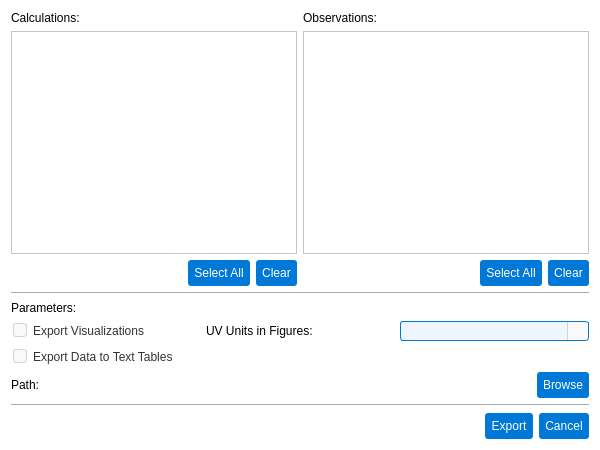
The window that pastrocore/gui_pyside/dialog_export_calculated_data.ui (Torward1024/pAstroCORE) describes before a commit, drawn with Qt 5.
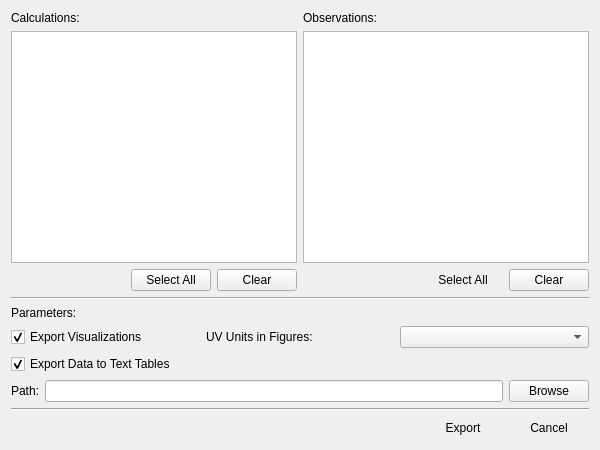
The same window after the commit. Icons and pictures are not drawn.

What changed in the file:
```diff
--- a/pastrocore/gui_pyside/dialog_export_calculated_data.ui
+++ b/pastrocore/gui_pyside/dialog_export_calculated_data.ui
@@ -38,9 +38,6 @@
    <iconset resource="../gui/icons/icons.qrc">
     <normaloff>:/icons/export_icon.svg</normaloff>:/icons/export_icon.svg</iconset>
   </property>
-  <property name="styleSheet">
-   <string notr="true">background-color: #ffffff; font-family: Arial;</string>
-  </property>
   <property name="modal">
    <bool>true</bool>
   </property>
@@ -69,23 +66,6 @@
      </item>
      <item>
       <widget class="QPushButton" name="exportButton">
-       <property name="styleSheet">
-        <string notr="true">QPushButton {
-    background-color: #0078d7;
-    color: #ffffff;
-    padding: 6px;
-    border-radius: 3px;
-    border: none;
-}
-QPushButton:hover {
-    background-color: #1a8cff;
-}
-QPushButton:pressed {
-    background-color: #005bb5;
-    padding-top: 7px;
-    padding-bottom: 5px;
-}</string>
-       </property>
        <property name="text">
         <string>Export</string>
        </property>
@@ -99,23 +79,6 @@
      </item>
      <item>
       <widget class="QPushButton" name="cancelButton">
-       <property name="styleSheet">
-        <string notr="true">QPushButton {
-    background-color: #0078d7;
-    color: #ffffff;
-    padding: 6px;
-    border-radius: 3px;
-    border: none;
-}
-QPushButton:hover {
-    background-color: #1a8cff;
-}
-QPushButton:pressed {
-    background-color: #005bb5;
-    padding-top: 7px;
-    padding-bottom: 5px;
-}</string>
-       </property>
        <property name="text">
         <string>Cancel</string>
        </property>
@@ -140,51 +103,10 @@
      </item>
      <item>
       <widget class="QLineEdit" name="lineEdit">
-       <property name="styleSheet">
-        <string notr="true">QLineEdit {
-    font-family: Arial;
-    font-size: 9pt;
-    color: #333333;
-    padding: 1px;
-    border-radius: 3px;
-}
-QLineEdit[readOnly=&quot;true&quot;] {
-    border: 1px solid #d3d3d3;
-    background-color: #f9f9f9;
-}
-QLineEdit[readOnly=&quot;false&quot;] {
-    border: 1px solid #0078d7;
-    background-color: #f0f6ff;
-}
-QLineEdit[readOnly=&quot;false&quot;]:hover {
-    border: 1px solid #1a8cff;
-}
-QLineEdit[readOnly=&quot;false&quot;]:focus {
-    border: 1px solid #005bb5;
-    background-color: #ffffff;
-}</string>
-       </property>
-      </widget>
+       </widget>
      </item>
      <item>
       <widget class="QPushButton" name="pushButton">
-       <property name="styleSheet">
-        <string notr="true">QPushButton {
-    background-color: #0078d7;
-    color: #ffffff;
-    padding: 6px;
-    border-radius: 3px;
-    border: none;
-}
-QPushButton:hover {
-    background-color: #1a8cff;
-}
-QPushButton:pressed {
-    background-color: #005bb5;
-    padding-top: 7px;
-    padding-bottom: 5px;
-}</string>
-       </property>
        <property name="text">
         <string>Browse</string>
        </property>
@@ -211,23 +133,6 @@
        </item>
        <item>
         <widget class="QPushButton" name="selectAllCalcButton">
-         <property name="styleSheet">
-          <string notr="true">QPushButton {
-    background-color: #0078d7;
-    color: #ffffff;
-    padding: 6px;
-    border-radius: 3px;
-    border: none;
-}
-QPushButton:hover {
-    background-color: #1a8cff;
-}
-QPushButton:pressed {
-    background-color: #005bb5;
-    padding-top: 7px;
-    padding-bottom: 5px;
-}</string>
-         </property>
          <property name="text">
           <string>Select All</string>
          </property>
@@ -235,23 +140,6 @@
        </item>
        <item>
         <widget class="QPushButton" name="clearAllCalcButton">
-         <property name="styleSheet">
-          <string notr="true">QPushButton {
-    background-color: #0078d7;
-    color: #ffffff;
-    padding: 6px;
-    border-radius: 3px;
-    border: none;
-}
-QPushButton:hover {
-    background-color: #1a8cff;
-}
-QPushButton:pressed {
-    background-color: #005bb5;
-    padding-top: 7px;
-    padding-bottom: 5px;
-}</string>
-         </property>
          <property name="text">
           <string>Clear</string>
          </property>
@@ -300,23 +188,6 @@
        </item>
        <item>
         <widget class="QPushButton" name="selectAllObsButton">
-         <property name="styleSheet">
-          <string notr="true">QPushButton {
-    background-color: #0078d7;
-    color: #ffffff;
-    padding: 6px;
-    border-radius: 3px;
-    border: none;
-}
-QPushButton:hover {
-    background-color: #1a8cff;
-}
-QPushButton:pressed {
-    background-color: #005bb5;
-    padding-top: 7px;
-    padding-bottom: 5px;
-}</string>
-         </property>
          <property name="text">
           <string>Select All</string>
          </property>
@@ -327,23 +198,6 @@
        </item>
        <item>
         <widget class="QPushButton" name="clearAllObsButton">
-         <property name="styleSheet">
-          <string notr="true">QPushButton {
-    background-color: #0078d7;
-    color: #ffffff;
-    padding: 6px;
-    border-radius: 3px;
-    border: none;
-}
-QPushButton:hover {
-    background-color: #1a8cff;
-}
-QPushButton:pressed {
-    background-color: #005bb5;
-    padding-top: 7px;
-    padding-bottom: 5px;
-}</string>
-         </property>
          <property name="text">
           <string>Clear</string>
          </property>
@@ -357,85 +211,6 @@
     <layout class="QGridLayout" name="gridLayout_2">
      <item row="2" column="0">
       <widget class="QCheckBox" name="chkExportVisualizations">
-       <property name="styleSheet">
-        <string notr="true">/* Основной стиль QCheckBox */
-QCheckBox {
-    font-family: Arial;
-    font-size: 9pt;
-    color: #333333;
-    spacing: 6px;
-    padding: 2px;
-    outline: none;
-}
-
-QCheckBox::item {
-    padding: 2px;
-}
-
-/* Индикатор чекбокса */
-QCheckBox::indicator {
-    width: 12px;
-    height: 12px;
-    border-radius: 3px;
-    border: 1px solid #d3d3d3;
-    background-color: #f9f9f9;
-}
-
-/* Unchecked состояние */
-QCheckBox::indicator:unchecked {
-    border: 1px solid #d3d3d3;
-    background-color: #f9f9f9;
-    image: none;
-}
-
-QCheckBox::indicator:unchecked:hover {
-    border: 1px solid #1a8cff;
-    background-color: #f0f6ff;
-    image: none;
-}
-
-QCheckBox::indicator:unchecked:focus {
-    border: 1px solid #005bb5;
-    background-color: #f0f6ff;
-    image: none;
-}
-
-/* Checked состояние - БЕЛЫЙ ФОН, стандартная граница */
-QCheckBox::indicator:checked {
-    border: 1px solid #0078d7;
-    background-color: #ffffff; /* Белый фон */
-    image: url(:/icons/check_icon.svg);
-}
-
-QCheckBox::indicator:checked:hover {
-    border: 1px solid #1a8cff; /* Стандартная толщина */
-    background-color: #ffffff; /* Белый фон */
-    image: url(:/icons/check_icon_hover.svg);
-}
-
-QCheckBox::indicator:checked:focus {
-    border: 1px solid #005bb5; /* Стандартная толщина */
-    background-color: #ffffff; /* Белый фон */
-    image: url(:/icons/check_icon.svg);
-}
-
-/* Disabled состояния */
-QCheckBox::indicator:unchecked:disabled {
-    border: 1px solid #e0e0e0;
-    background-color: #f5f5f5;
-    image: none;
-}
-
-QCheckBox::indicator:checked:disabled {
-    border: 1px solid #cccccc;
-    background-color: #f0f0f0; /* Светло-серый фон */
-    image: url(:/icons/check_icon_disabled.svg);
-}
-
-QCheckBox:disabled {
-    color: #999999;
-}</string>
-       </property>
        <property name="text">
         <string>Export Visualizations</string>
        </property>
@@ -449,85 +224,6 @@
        <property name="enabled">
         <bool>true</bool>
        </property>
-       <property name="styleSheet">
-        <string notr="true">/* Основной стиль QCheckBox */
-QCheckBox {
-    font-family: Arial;
-    font-size: 9pt;
-    color: #333333;
-    spacing: 6px;
-    padding: 2px;
-    outline: none;
-}
-
-QCheckBox::item {
-    padding: 2px;
-}
-
-/* Индикатор чекбокса */
-QCheckBox::indicator {
-    width: 12px;
-    height: 12px;
-    border-radius: 3px;
-    border: 1px solid #d3d3d3;
-    background-color: #f9f9f9;
-}
-
-/* Unchecked состояние */
-QCheckBox::indicator:unchecked {
-    border: 1px solid #d3d3d3;
-    background-color: #f9f9f9;
-    image: none;
-}
-
-QCheckBox::indicator:unchecked:hover {
-    border: 1px solid #1a8cff;
-    background-color: #f0f6ff;
-    image: none;
-}
-
-QCheckBox::indicator:unchecked:focus {
-    border: 1px solid #005bb5;
-    background-color: #f0f6ff;
-    image: none;
-}
-
-/* Checked состояние - БЕЛЫЙ ФОН, стандартная граница */
-QCheckBox::indicator:checked {
-    border: 1px solid #0078d7;
-    background-color: #ffffff; /* Белый фон */
-    image: url(:/icons/check_icon.svg);
-}
-
-QCheckBox::indicator:checked:hover {
-    border: 1px solid #1a8cff; /* Стандартная толщина */
-    background-color: #ffffff; /* Белый фон */
-    image: url(:/icons/check_icon_hover.svg);
-}
-
-QCheckBox::indicator:checked:focus {
-    border: 1px solid #005bb5; /* Стандартная толщина */
-    background-color: #ffffff; /* Белый фон */
-    image: url(:/icons/check_icon.svg);
-}
-
-/* Disabled состояния */
-QCheckBox::indicator:unchecked:disabled {
-    border: 1px solid #e0e0e0;
-    background-color: #f5f5f5;
-    image: none;
-}
-
-QCheckBox::indicator:checked:disabled {
-    border: 1px solid #cccccc;
-    background-color: #f0f0f0; /* Светло-серый фон */
-    image: url(:/icons/check_icon_disabled.svg);
-}
-
-QCheckBox:disabled {
-    color: #999999;
-}</string>
-       </property>
        <property name="text">
         <string>Export Data to Text Tables</string>
        </property>
@@ -552,87 +248,6 @@
      </item>
      <item row="2" column="2">
       <widget class="QComboBox" name="cmbUnits">
-       <property name="styleSheet">
-        <string notr="true">QComboBox {
-    font-family: Arial;
-    font-size: 9pt;
-    color: #333333;
-    padding: 1px;
-    border-radius: 3px;
-    background-color: #f9f9f9; /* Базовый фон, как у readOnly QLineEdit */
-    border: 1px solid #d3d3d3; /* Базовая граница, как у readOnly QLineEdit */
-}
-
-QComboBox:editable {
-    background-color: #f0f6ff; /* Фон для редактируемого состояния, как у readOnly=&quot;false&quot; */
-    border: 1px solid #0078d7; /* Граница для редактируемого состояния */
-}
-
-QComboBox:editable:hover {
-    border: 1px solid #1a8cff; /* Граница при наведении, как у readOnly=&quot;false&quot;:hover */
-}
-
-QComboBox:editable:focus {
-    border: 1px solid #005bb5; /* Граница при фокусе, как у readOnly=&quot;false&quot;:focus */
-    background-color: #ffffff; /* Фон при фокусе, как у readOnly=&quot;false&quot;:focus */
-}
-
-QComboBox:!editable {
-    background-color: #f0f6ff; /* Фон для редактируемого состояния, как у readOnly=&quot;false&quot; */
-    border: 1px solid #0078d7; /* Граница для редактируемого состояния */
-}
-
-QComboBox:!editable:hover {
-    border: 1px solid #1a8cff; /* Граница при наведении, как у readOnly=&quot;false&quot;:hover */
-}
-
-QComboBox:!editable:focus {
-    border: 1px solid #005bb5; /* Граница при фокусе, как у readOnly=&quot;false&quot;:focus */
-    background-color: #ffffff; /* Фон при фокусе, как у readOnly=&quot;false&quot;:focus */
-}
-
-/* Стилизация кнопки со стрелкой */
-QComboBox::drop-down {
-    subcontrol-origin: padding;
-    subcontrol-position: right;
-    width: 20px;
-    border-left: 1px solid #d3d3d3; /* Добавлена граница для визуального разделения */
-    border-top-right-radius: 3px;
-    border-bottom-right-radius: 3px;
-    background-color: #f9f9f9; /* Фон кнопки, совпадающий с основным */
-}
-
-QComboBox::drop-down:hover {
-    background-color: #0078d7; /* Лёгкое выделение при наведении */
-}
-
-QComboBox::down-arrow {
-    width: 12px;
-    height: 12px;
-    image: url(:/icons/down_arrow_icon.svg);
-}
-
-/* Стилизация выпадающего списка */
-QComboBox QAbstractItemView {
-    font-family: Arial;
-    font-size: 12pt;
-    color: #333333;
-    background-color: #ffffff;
-    border: 1px solid #d3d3d3;
-    selection-background-color: #0078d7;
-    selection-color: #ffffff;
-    padding: 1px;
-}
-
-QComboBox QAbstractItemView::item {
-    padding: 4px;
-    min-height: 20px;
-}
-
-QComboBox QAbstractItemView::item:hover {
-    background-color: #0078d7;
-}</string>
-       </property>
        <property name="currentText">
         <string/>
        </property>
```
Left out of the diff: 8 changed lines with no effect on the pictures.
